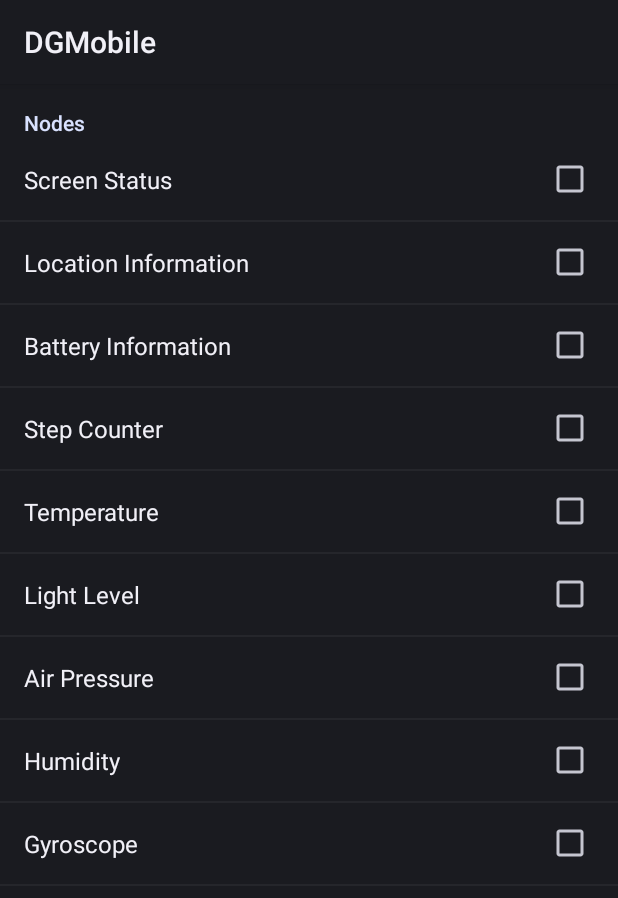
After one commit to IOT-DSA/dslink-java-android, an Android app: the fragment SettingsFragment shown on its own in the app's theme, on a phone screen of 412 x 824 dp. The commit adds this screen. Shown: the top 898 px of the screen. Run offline under Robolectric (Android 15) with nearby library versions, the phone set to English and light mode, and no system bars; 1 statement that could not run was skipped.

Commit message:
Major Preferences

```diff
--- a/mobile/src/main/java/com/dglogik/mobile/BootReceiver.java
+++ b/mobile/src/main/java/com/dglogik/mobile/BootReceiver.java
@@ -11,7 +11,7 @@ public class BootReceiver extends BroadcastReceiver {
     public void onReceive(@NonNull Context context, Intent intent) {
         SharedPreferences settings = context.getSharedPreferences("settings", Context.MODE_PRIVATE);
 
-        if (settings.getBoolean(Settings.START_ON_BOOT, false) && !Utils.isServiceRunning(context, LinkService.class)) {
+        if (settings.getBoolean(DGConstants.START_ON_BOOT, false) && !Utils.isServiceRunning(context, LinkService.class)) {
             Intent linkIntent = new Intent(context, LinkService.class);
             context.startService(linkIntent);
         }
--- /dev/null
+++ b/mobile/src/main/java/com/dglogik/mobile/DGConstants.java
@@ -0,0 +1,34 @@
+package com.dglogik.mobile;
+
+import android.content.Context;
+import android.preference.Preference;
+
+import java.util.ArrayList;
+import java.util.Arrays;
+import java.util.List;
+
+public class DGConstants {
+    public static final String START_ON_BOOT = "start.on.boot";
+
+    @SuppressWarnings("RedundantArrayCreation")
+    public static final List<NodeDescriptor> NODES = Arrays.asList(new NodeDescriptor[]{
+            new NodeDescriptor("Screen Status", "screen"),
+            new NodeDescriptor("Location Information", "location"),
+            new NodeDescriptor("Battery Information", "battery"),
+            new NodeDescriptor("Step Counter", "steps"),
+            new NodeDescriptor("Temperature", "temperature"),
+            new NodeDescriptor("Light Level", "light_level"),
+            new NodeDescriptor("Air Pressure", "pressure"),
+            new NodeDescriptor("Humidity", "humidity"),
+            new NodeDescriptor("Gyroscope", "gyroscope")
+    });
+
+    public static List<Preference> createNodePreferences(Context context) {
+        List<Preference> preferences = new ArrayList<Preference>();
+        for (NodeDescriptor descriptor : DGConstants.NODES) {
+            Preference preference = descriptor.createCheckboxPreference(context);
+            preferences.add(preference);
+        }
+        return preferences;
+    }
+}
--- /dev/null
+++ b/mobile/src/main/java/com/dglogik/mobile/NodeDescriptor.java
@@ -0,0 +1,40 @@
+package com.dglogik.mobile;
+
+import android.content.Context;
+import android.preference.CheckBoxPreference;
+
+public class NodeDescriptor {
+    private final String name;
+    private final String id;
+    private final boolean defaultEnabled;
+
+    public NodeDescriptor(String name, String id, boolean defaultEnabled) {
+        this.name = name;
+        this.id = id;
+        this.defaultEnabled = defaultEnabled;
+    }
+
+    public NodeDescriptor(String name, String id) {
+        this(name, id, false);
+    }
+
+    public String getId() {
+        return id;
+    }
+
+    public String getName() {
+        return name;
+    }
+
+    public CheckBoxPreference createCheckboxPreference(Context context) {
+        CheckBoxPreference preference = new CheckBoxPreference(context);
+        preference.setTitle(name);
+        preference.setKey("providers." + id);
+        preference.getExtras().putString("id", id);
+        return preference;
+    }
+
+    public boolean isDefaultEnabled() {
+        return defaultEnabled;
+    }
+}
--- /dev/null
+++ b/mobile/src/main/java/com/dglogik/mobile/ui/SettingsFragment.java
@@ -0,0 +1,26 @@
+package com.dglogik.mobile.ui;
+
+import android.os.Bundle;
+import android.preference.Preference;
+import android.preference.PreferenceCategory;
+import android.preference.PreferenceFragment;
+import android.preference.PreferenceManager;
+import android.preference.PreferenceScreen;
+
+import com.dglogik.mobile.DGConstants;
+
+public class SettingsFragment extends PreferenceFragment {
+    @Override
+    public void onCreate(Bundle savedInstanceState) {
+        super.onCreate(savedInstanceState);
+        PreferenceManager preferenceManager = getPreferenceManager();
+        PreferenceScreen screen = preferenceManager.createPreferenceScreen(getActivity().getApplicationContext());
+        PreferenceCategory nodesGroup = new PreferenceCategory(getActivity().getApplicationContext());
+        nodesGroup.setTitle("Nodes");
+        for (Preference preference : DGConstants.createNodePreferences(getActivity().getApplicationContext())) {
+            nodesGroup.addPreference(preference);
+        }
+        screen.addPreference(nodesGroup);
+        setPreferenceScreen(screen);
+    }
+}
--- /dev/null
+++ b/mobile/src/main/res/menu/controller_menu.xml
@@ -0,0 +1,6 @@
+<?xml version="1.0" encoding="utf-8"?>
+<menu xmlns:android="http://schemas.android.com/apk/res/android">
+    <item android:id="@+id/action_settings"
+        android:title="@string/action_settings"
+        />
+</menu>
--- a/mobile/src/main/res/values/strings.xml
+++ b/mobile/src/main/res/values/strings.xml
@@ -3,4 +3,5 @@
     <string name="app_name">DGMobile</string>
     <string name="start_button">Start</string>
     <string name="stop_button">Stop</string>
+    <string name="action_settings">Settings</string>
 </resources>
```
Also changed, not shown: build.gradle (+5 -5 lines), mobile/src/main/java/com/dglogik/mobile/DGMobileContext.java (+32 -16 lines), mobile/src/main/java/com/dglogik/mobile/Settings.java (deleted, +0 -7 lines), mobile/src/main/java/com/dglogik/mobile/ui/ControllerActivity.java (+36 -0 lines), mobile/src/main/java/com/dglogik/mobile/ui/SettingsActivity.java (added, +13 -0 lines), 1 other file.
